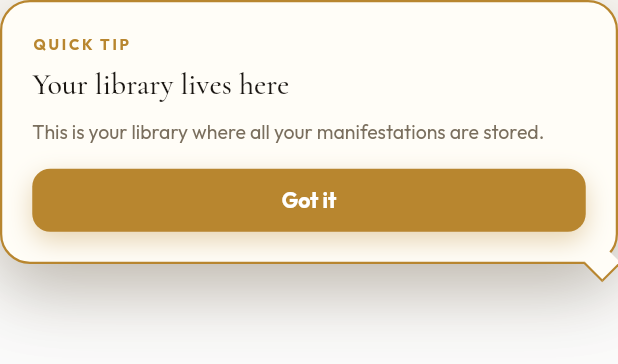
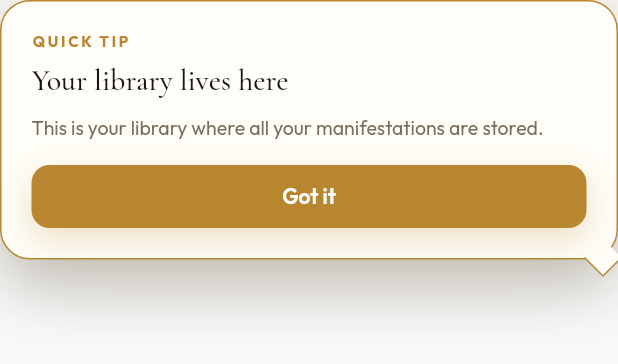
Before and after one commit to promagician77/alreadydone1, a Flutter app: the _LibraryCoachmarkCard widget shown alone on an empty page, opened directly with empty values, on a phone screen of 412 x 824 dp. Shown: the top 364 px of the screen. Run offline on Flutter 3.47's test engine with Material 3 defaults, Android fonts, the phone set to English and light mode, and no system bars; our stand-ins replace app_links, audioplayers, auto_size_text, firebase_core, firebase_messaging, flutter_dotenv and 13 more; missing offline and left inert: json_path, mp_audio_stream, purchases_flutter, record, screen_brightness; accounts and stored records are empty; network calls fail.

```diff
--- a/lib/pages/player/coachmark/player_done_library_coachmark.dart
+++ b/lib/pages/player/coachmark/player_done_library_coachmark.dart
@@ -69,12 +69,13 @@ class _PlayerDoneLibraryCoachmarkOverlayState
     final hole = _targetInStack;
     final media = MediaQuery.of(context);
     const horizontalInset = 20.0;
-    const gapAboveTarget = 12.0;
-    const approxCardHeight = 260.0;
+    /// Space between Done tab top and the caret tip (keep small; was 12 + inflated card height).
+    const gapAboveTarget = 4.0;
+    /// Approximate card+caret height (QUICK TIP + title + body + button + padding); avoids huge vertical gap.
+    const approxCardHeight = 200.0;
 
     final cardLeft = horizontalInset;
     final cardWidth = media.size.width - horizontalInset * 2;
-    final caretHalf = _kCaretSize / 2;
 
     double arrowRightFromCardRight = 20;
     double? cardTop;
@@ -82,7 +83,7 @@ class _PlayerDoneLibraryCoachmarkOverlayState
       final iconCenterX = hole.center.dx;
       final arrowCenterXFromCardLeft = iconCenterX - cardLeft;
       arrowRightFromCardRight =
-          cardWidth - arrowCenterXFromCardLeft - caretHalf;
+          cardWidth - arrowCenterXFromCardLeft - 9;
       arrowRightFromCardRight =
           arrowRightFromCardRight.clamp(12.0, cardWidth - 12.0);
 
@@ -160,7 +161,7 @@ class _LibraryCoachmarkCard extends StatelessWidget {
     required this.onGotIt,
   });
 
-  /// Distance from the **right** edge of the card to the arrow’s horizontal center.
+  /// Distance from the **right edge of the card** to the arrow’s horizontal center.
   final double arrowRightFromCardRight;
   final VoidCallback onGotIt;
 
@@ -174,7 +175,7 @@ class _LibraryCoachmarkCard extends StatelessWidget {
           borderRadius: BorderRadius.circular(20),
           border: Border.all(
             color: PlayerSettingsCoachmarkTokens.gold,
-            width: 1.5,
+            width: 1,
           ),
           boxShadow: [
             BoxShadow(
@@ -183,7 +184,7 @@ class _LibraryCoachmarkCard extends StatelessWidget {
               offset: const Offset(0, 18),
             ),
             BoxShadow(
-              color: PlayerSettingsCoachmarkTokens.gold.withValues(alpha: 0.2),
+              color: PlayerSettingsCoachmarkTokens.gold.withValues(alpha: 0.18),
               blurRadius: 60,
             ),
           ],
@@ -192,7 +193,7 @@ class _LibraryCoachmarkCard extends StatelessWidget {
           clipBehavior: Clip.none,
           children: [
             Positioned(
-              bottom: -10,
+              bottom: -9,
               right: arrowRightFromCardRight,
               child: Transform.rotate(
                 angle: math.pi / 4,
@@ -204,11 +205,11 @@ class _LibraryCoachmarkCard extends StatelessWidget {
                     border: Border(
                       right: BorderSide(
                         color: PlayerSettingsCoachmarkTokens.gold,
-                        width: 1.5,
+                        width: 1,
                       ),
                       bottom: BorderSide(
                         color: PlayerSettingsCoachmarkTokens.gold,
-                        width: 1.5,
+                        width: 1,
                       ),
                     ),
                   ),
@@ -216,7 +217,7 @@ class _LibraryCoachmarkCard extends StatelessWidget {
               ),
             ),
             Padding(
-              padding: const EdgeInsets.fromLTRB(20, 22, 20, 20),
+              padding: const EdgeInsets.fromLTRB(20, 20, 20, 20),
               child: Column(
                 mainAxisSize: MainAxisSize.min,
                 crossAxisAlignment: CrossAxisAlignment.start,
@@ -264,9 +265,9 @@ class _LibraryCoachmarkCard extends StatelessWidget {
                           boxShadow: [
                             BoxShadow(
                               color: PlayerSettingsCoachmarkTokens.gold
-                                  .withValues(alpha: 0.35),
-                              blurRadius: 14,
-                              offset: const Offset(0, 6),
+                                  .withValues(alpha: 0.25),
+                              blurRadius: 18,
+                              offset: const Offset(0, 8),
                             ),
                           ],
                         ),
@@ -275,7 +276,7 @@ class _LibraryCoachmarkCard extends StatelessWidget {
                           'Got it',
                           style: GoogleFonts.outfit(
                             fontSize: 14,
-                            fontWeight: FontWeight.w700,
+                            fontWeight: FontWeight.w600,
                             color: Colors.white,
                           ),
                         ),
```
